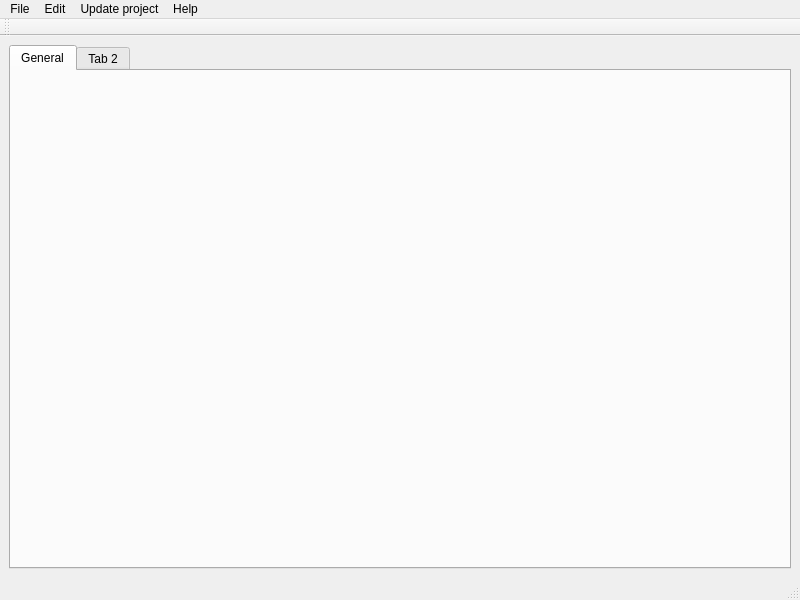
Above: mainwindow.ui from dummymeuporg/dummyeditor before the change. Below: the same form after it.
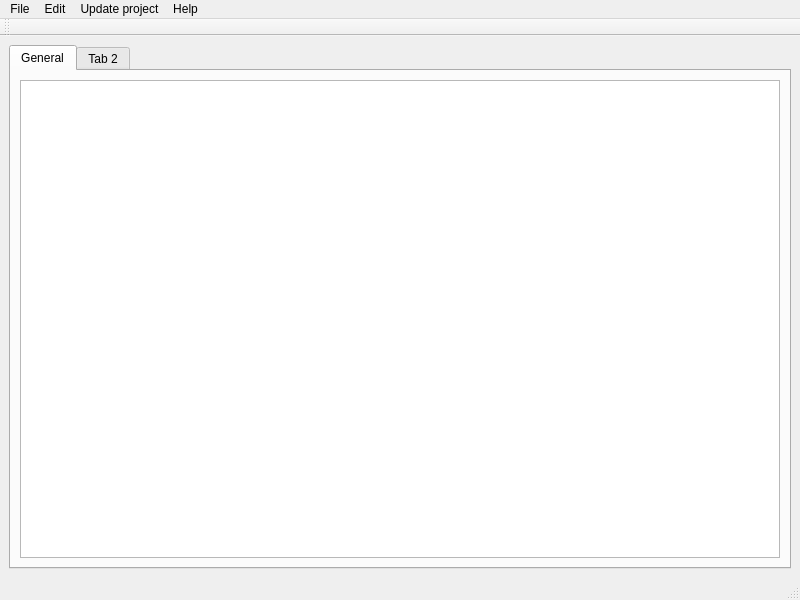
That is the form after the change.

Patch:
```diff
--- a/mainwindow.ui
+++ b/mainwindow.ui
@@ -21,7 +21,11 @@
        <attribute name="title">
         <string>General</string>
        </attribute>
-       <layout class="QHBoxLayout" name="horizontalLayout_2"/>
+       <layout class="QHBoxLayout" name="horizontalLayout_2">
+        <item>
+         <widget class="QTreeView" name="treeView"/>
+        </item>
+       </layout>
       </widget>
       <widget class="QWidget" name="tab_2">
        <attribute name="title">
```
Left out of the diff: 17 changed lines with no effect on the pictures.
